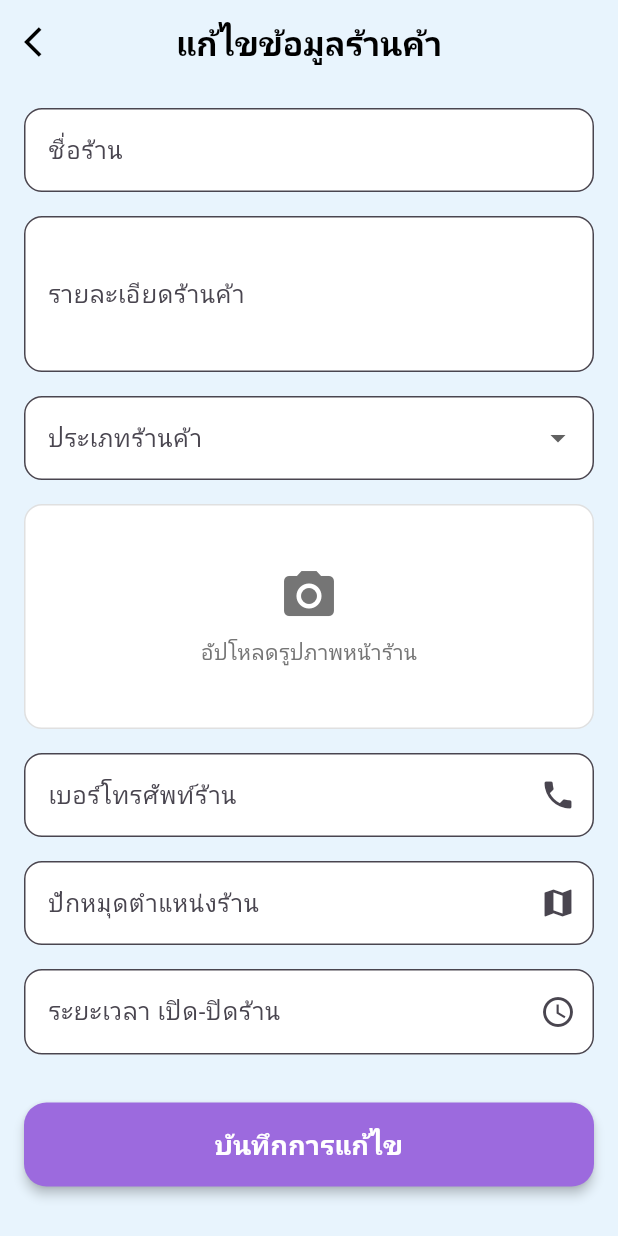
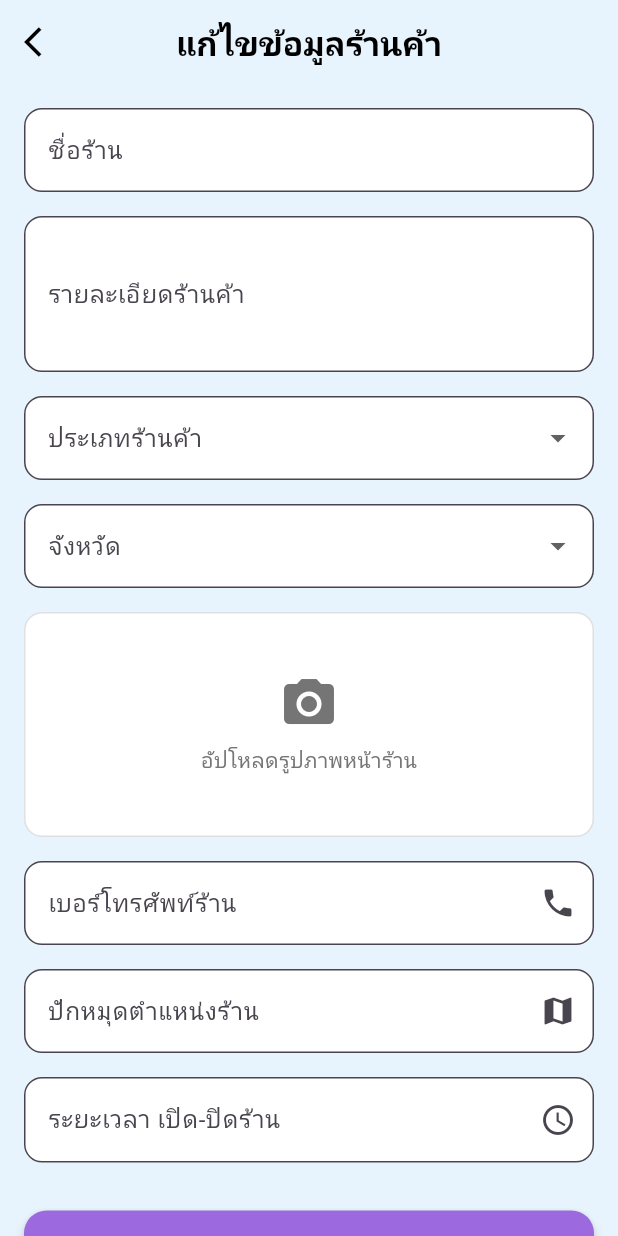
Before and after one commit to Mistergunth/banbanshop, a Flutter app: the EditStoreScreen screen opened directly with empty values, on a phone screen of 412 x 824 dp. Run offline on Flutter 3.47's test engine with Material 3 defaults, Android fonts, the phone set to English and light mode, and no system bars; our stand-ins replace cloud_firestore, firebase_auth, firebase_core, geocoding, geolocator, google_fonts and 3 more; missing offline and left inert: cloudinary_sdk; accounts and stored records are empty; Roboto replaces fonts that are missing (Kanit).

```diff
--- a/banbanshop/lib/screens/models/store_model.dart
+++ b/banbanshop/lib/screens/models/store_model.dart
@@ -8,6 +8,7 @@ class Store {
   final String name;
   final String description;
   final String type;
+  final String? category; // [EDIT] เพิ่มฟิลด์ category
   final String? imageUrl;
   final String locationAddress;
   final double? latitude;
@@ -16,10 +17,8 @@ class Store {
   final String phoneNumber;
   final DateTime createdAt;
   final String province;
-  // --- เพิ่ม Field สำหรับเรตติ้ง ---
   final double averageRating;
   final int reviewCount;
-  // --------------------------------
 
   Store({
     required this.id,
@@ -27,6 +26,7 @@ class Store {
     required this.name,
     required this.description,
     required this.type,
+    this.category, // [EDIT] เพิ่มใน Constructor
     this.imageUrl,
     required this.locationAddress,
     this.latitude,
@@ -35,13 +35,10 @@ class Store {
     required this.phoneNumber,
     required this.createdAt,
     required this.province,
-    // --- เพิ่มใน Constructor ---
     this.averageRating = 0.0,
     this.reviewCount = 0,
-    // -------------------------
   });
 
-  // Factory constructor สำหรับสร้าง Store จาก Firestore DocumentSnapshot
   factory Store.fromFirestore(DocumentSnapshot doc) {
     Map<String, dynamic> data = doc.data() as Map<String, dynamic>;
 
@@ -51,6 +48,7 @@ class Store {
       name: data['name'] ?? '',
       description: data['description'] ?? '',
       type: data['type'] ?? '',
+      category: data['category'] as String?, // [EDIT] อ่านค่า category จาก Firestore
       imageUrl: data['imageUrl'],
       locationAddress: data['locationAddress'] ?? '',
       latitude: (data['latitude'] as num?)?.toDouble(),
@@ -61,20 +59,18 @@ class Store {
           ? (data['createdAt'] as Timestamp).toDate()
           : DateTime.now(),
       province: data['province'] ?? '',
-      // --- ดึงข้อมูลเรตติ้งจาก Firestore ---
       averageRating: (data['averageRating'] as num?)?.toDouble() ?? 0.0,
       reviewCount: data['reviewCount'] ?? 0,
-      // -------------------------------------
     );
   }
 
-  // Method สำหรับแปลง Store เป็น Map สำหรับบันทึกลง Firestore
   Map<String, dynamic> toFirestore() {
     return {
       'ownerUid': ownerUid,
       'name': name,
       'description': description,
       'type': type,
+      'category': category, // [EDIT] เขียนค่า category ลง Firestore
       'imageUrl': imageUrl,
       'locationAddress': locationAddress,
       'latitude': latitude,
@@ -83,10 +79,8 @@ class Store {
       'phoneNumber': phoneNumber,
       'createdAt': Timestamp.fromDate(createdAt),
       'province': province,
-      // --- เพิ่มข้อมูลเรตติ้ง (เผื่อใช้ในอนาคต) ---
       'averageRating': averageRating,
       'reviewCount': reviewCount,
-      // ----------------------------------------
     };
   }
 }
--- a/banbanshop/lib/screens/seller/edit_store_screen.dart
+++ b/banbanshop/lib/screens/seller/edit_store_screen.dart
@@ -30,6 +30,7 @@ class _EditStoreScreenState extends State<EditStoreScreen> {
   late TextEditingController _phoneNumberController;
 
   String? _selectedStoreType;
+  String? _selectedProvince; // [EDIT] เพิ่ม State สำหรับจังหวัด
   File? _shopImageFile;
   String? _currentImageUrl;
   bool _isUploading = false;
@@ -44,13 +45,28 @@ class _EditStoreScreenState extends State<EditStoreScreen> {
   );
   final String uploadPreset = 'flutter_unsigned_upload';
 
+  // [EDIT] เพิ่ม List ของจังหวัด
+  final List<String> _provinces = [
+    'กรุงเทพมหานคร', 'กระบี่', 'กาญจนบุรี', 'กาฬสินธุ์', 'กำแพงเพชร', 'ขอนแก่น',
+    'จันทบุรี', 'ฉะเชิงเทรา', 'ชลบุรี', 'ชัยนาท', 'ชัยภูมิ', 'ชุมพร',
+    'เชียงราย', 'เชียงใหม่', 'ตรัง', 'ตราด', 'ตาก', 'นครนายก',
+    'นครปฐม', 'นครพนม', 'นครราชสีมา', 'นครศรีธรรมราช', 'นครสวรรค์', 'นนทบุรี',
+    'นราธิวาส', 'น่าน', 'บึงกาฬ', 'บุรีรัมย์', 'ปทุมธานี', 'ประจวบคีรีขันธ์',
+    'ปราจีนบุรี', 'ปัตตานี', 'พระนครศรีอยุธยา', 'พังงา', 'พัทลุง', 'พิจิตร',
+    'พิษณุโลก', 'เพชรบุรี', 'เพชรบูรณ์', 'แพร่', 'พะเยา', 'ภูเก็ต',
+    'มหาสารคาม', 'มุกดาหาร', 'แม่ฮ่องสอน', 'ยะลา', 'ยโสธร', 'ร้อยเอ็ด',
+    'ระนอง', 'ระยอง', 'ราชบุรี', 'ลพบุรี', 'ลำปาง', 'ลำพูน', 'เลย',
+    'ศรีสะเกษ', 'สกลนคร', 'สงขลา', 'สตูล', 'สมุทรปราการ', 'สมุทรสงคราม',
+    'สมุทรสาคร', 'สระแก้ว', 'สระบุรี', 'สิงห์บุรี', 'สุโขทัย',
+    'สุพรรณบุรี', 'สุราษฎร์ธานี', 'สุรินทร์', 'หนองคาย', 'หนองบัวลำภู',
+    'อ่างทอง', 'อุดรธานี', 'อุทัยธานี', 'อุตรดิตถ์', 'อุบลราชธานี', 'อำนาจเจริญ'
+  ];
+
   final List<String> _storeTypes = [
+    'OTOP',
     'อาหาร & เครื่องดื่ม',
     'เสื้อผ้า',
-    'กีฬา & กิจกรรม',
     'สิ่งของเครื่องใช้',
-    'บริการ',
-    'อื่นๆ',
   ];
 
   @override
@@ -61,7 +77,8 @@ class _EditStoreScreenState extends State<EditStoreScreen> {
     _locationAddressController = TextEditingController(text: widget.store.locationAddress);
     _openingHoursController = TextEditingController(text: widget.store.openingHours);
     _phoneNumberController = TextEditingController(text: widget.store.phoneNumber);
-    _selectedStoreType = widget.store.type;
+    _selectedStoreType = widget.store.category;
+    _selectedProvince = widget.store.province; // [EDIT] ตั้งค่าจังหวัดเริ่มต้น
     _currentImageUrl = widget.store.imageUrl;
     _selectedLatitude = widget.store.latitude;
     _selectedLongitude = widget.store.longitude;
@@ -152,13 +169,13 @@ class _EditStoreScreenState extends State<EditStoreScreen> {
         finalImageUrl = response.secureUrl;
       }
 
-      // --- ส่วนที่แก้ไข ---
-      // 1. เตรียมข้อมูลที่จะอัปเดต
       final String newShopName = _nameController.text.trim();
       final updatedStoreData = {
         'name': newShopName,
         'description': _descriptionController.text.trim(),
         'type': _selectedStoreType!,
+        'category': _selectedStoreType!,
+        'province': _selectedProvince!, // [EDIT] เพิ่มการอัปเดตจังหวัด
         'imageUrl': finalImageUrl,
         'locationAddress': _locationAddressController.text.trim(),
         'latitude': _selectedLatitude,
@@ -167,13 +184,11 @@ class _EditStoreScreenState extends State<EditStoreScreen> {
         'phoneNumber': _phoneNumberController.text.trim(),
       };
 
-      // 2. อัปเดตข้อมูลร้านค้าใน collection 'stores'
       await FirebaseFirestore.instance
           .collection('stores')
           .doc(widget.store.id)
           .update(updatedStoreData);
 
-      // 3. อัปเดตข้อมูลในโปรไฟล์ผู้ขาย 'sellers'
       await FirebaseFirestore.instance
           .collection('sellers')
           .doc(currentUser.uid)
@@ -185,7 +200,6 @@ class _EditStoreScreenState extends State<EditStoreScreen> {
             'shopLongitude': _selectedLongitude,
           });
 
-      // 4. อัปเดตโพสต์เก่าทั้งหมดที่เกี่ยวข้อง (Batch Write)
       final postsQuery = await FirebaseFirestore.instance
           .collection('posts')
           .where('storeId', isEqualTo: widget.store.id)
@@ -196,15 +210,14 @@ class _EditStoreScreenState extends State<EditStoreScreen> {
         for (var doc in postsQuery.docs) {
           batch.update(doc.reference, {
             'shopName': newShopName,
-            'avatarImageUrl': finalImageUrl, // อัปเดตรูปโปรไฟล์ในโพสต์ด้วย
+            'avatarImageUrl': finalImageUrl,
           });
         }
         await batch.commit();
       }
-      // --- จบส่วนที่แก้ไข ---
 
       if (mounted) {
-        Navigator.pop(context, true); // ส่ง true กลับไปบอกว่ามีการอัปเดตสำเร็จ
+        Navigator.pop(context, true);
       }
     } catch (e) {
       if (mounted) {
@@ -282,6 +295,22 @@ class _EditStoreScreenState extends State<EditStoreScreen> {
                 }).toList(),
                 onChanged: (String? newValue) => setState(() => _selectedStoreType = newValue),
                 validator: (v) => v == null ? 'กรุณาเลือกประเภทร้านค้า' : null,
+              ),
+              const SizedBox(height: 16),
+              // [EDIT] เพิ่ม Dropdown สำหรับจังหวัด
+              DropdownButtonFormField<String>(
+                value: _selectedProvince,
+                decoration: InputDecoration(
+                  labelText: 'จังหวัด',
+                  border: OutlineInputBorder(borderRadius: BorderRadius.circular(12)),
+                  filled: true,
+                  fillColor: Colors.white,
+                ),
+                items: _provinces.map((String province) {
+                  return DropdownMenuItem<String>(value: province, child: Text(province));
+                }).toList(),
+                onChanged: (String? newValue) => setState(() => _selectedProvince = newValue),
+                validator: (v) => v == null ? 'กรุณาเลือกจังหวัด' : null,
               ),
               const SizedBox(height: 16),
               GestureDetector(
```
Also changed, not shown: banbanshop/lib/screens/auth/buyer_login_screen.dart (+4 -7 lines), banbanshop/lib/screens/auth/seller_login_screen.dart (+4 -4 lines), banbanshop/lib/screens/seller/store_create.dart (+6 -7 lines), banbanshop/lib/screens/store_screen_content.dart (+185 -142 lines), banbanshop/lib/screens/stores_screen.dart (added).
